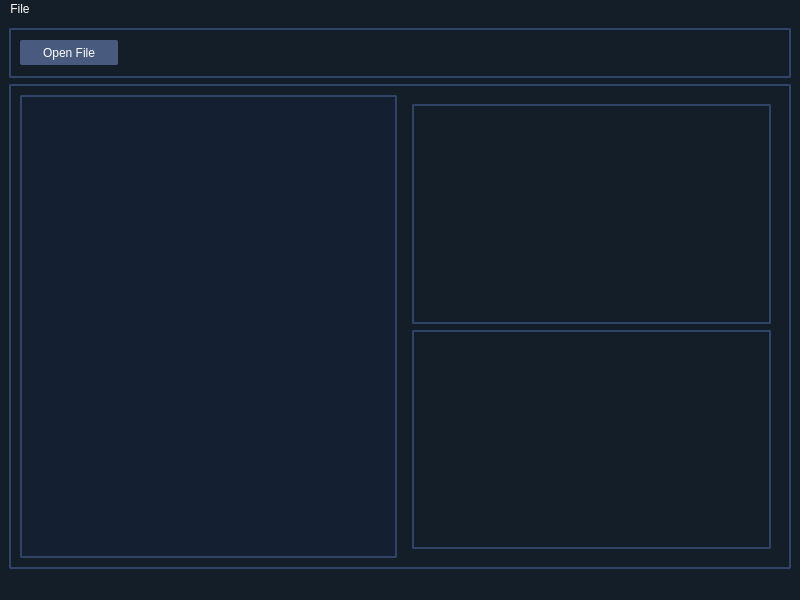
Above: YCLViewer/mainwindow.ui from nothanley/YukesCloth before the change. Below: the same form after it.
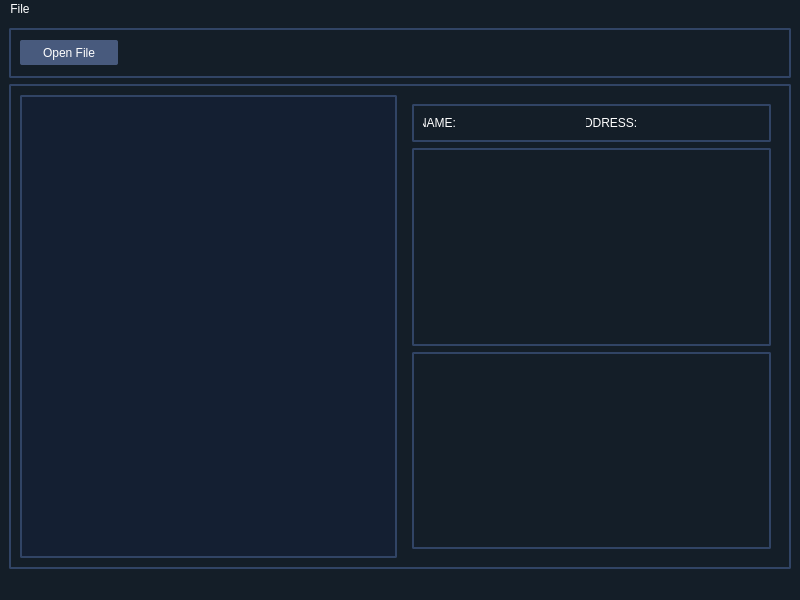
That is the form after the change.

```diff
--- a/YCLViewer/mainwindow.ui
+++ b/YCLViewer/mainwindow.ui
@@ -189,11 +189,72 @@
        <item>
         <widget class="QWidget" name="widget" native="true">
          <layout class="QVBoxLayout" name="verticalLayout_2">
+          <item>
+           <widget class="QFrame" name="frame_3">
+            <property name="styleSheet">
+             <string notr="true">QLineEdit{
+border-color: rgba(255, 255, 255, 0);
+border-radius: 0px;
+}</string>
+            </property>
+            <property name="frameShape">
+             <enum>QFrame::StyledPanel</enum>
+            </property>
+            <property name="frameShadow">
+             <enum>QFrame::Raised</enum>
+            </property>
+            <layout class="QHBoxLayout" name="horizontalLayout_3">
+             <item>
+              <widget class="QLineEdit" name="Name">
+               <property name="maximumSize">
+                <size>
+                 <width>36</width>
+                 <height>16777215</height>
+                </size>
+               </property>
+               <property name="text">
+                <string>NAME:</string>
+               </property>
+               <property name="frame">
+                <bool>false</bool>
+               </property>
+              </widget>
+             </item>
+             <item>
+              <widget class="QLineEdit" name="ItemName"/>
+             </item>
+             <item>
+              <widget class="QLineEdit" name="Address">
+               <property name="maximumSize">
+                <size>
+                 <width>54</width>
+                 <height>16777215</height>
+                </size>
+               </property>
+               <property name="text">
+                <string>ADDRESS:</string>
+               </property>
+               <property name="frame">
+                <bool>false</bool>
+               </property>
+              </widget>
+             </item>
+             <item>
+              <widget class="QLineEdit" name="ItemAddress">
+               <property name="styleSheet">
+                <string notr="true"/>
+               </property>
+              </widget>
+             </item>
+            </layout>
+           </widget>
+          </item>
           <item>
            <widget class="QTextEdit" name="textEdit">
             <property name="font">
              <font>
               <family>Times New Roman</family>
+              <weight>50</weight>
               <italic>false</italic>
               <bold>false</bold>
              </font>
@@ -206,13 +267,10 @@
             </property>
             <property name="html">
              <string>&lt;!DOCTYPE HTML PUBLIC &quot;-//W3C//DTD HTML 4.0//EN&quot; &quot;http://www.w3.org/TR/REC-html40/strict.dtd&quot;&gt;
-&lt;html&gt;&lt;head&gt;&lt;meta name=&quot;qrichtext&quot; content=&quot;1&quot; /&gt;&lt;meta charset=&quot;utf-8&quot; /&gt;&lt;style type=&quot;text/css&quot;&gt;
+&lt;html&gt;&lt;head&gt;&lt;meta name=&quot;qrichtext&quot; content=&quot;1&quot; /&gt;&lt;style type=&quot;text/css&quot;&gt;
 p, li { white-space: pre-wrap; }
-hr { height: 1px; border-width: 0; }
-li.unchecked::marker { content: &quot;\2610&quot;; }
-li.checked::marker { content: &quot;\2612&quot;; }
-&lt;/style&gt;&lt;/head&gt;&lt;body style=&quot; font-family:'Times New Roman'; font-size:9pt; font-weight:400; font-style:normal;&quot;&gt;
-&lt;p style=&quot;-qt-paragraph-type:empty; margin-top:0px; margin-bottom:0px; margin-left:0px; margin-right:0px; -qt-block-indent:0; text-indent:0px;&quot;&gt;&lt;br /&gt;&lt;/p&gt;&lt;/body&gt;&lt;/html&gt;</string>
+&lt;/style&gt;&lt;/head&gt;&lt;body style=&quot; font-family:'Times New Roman'; font-size:8.25pt; font-weight:400; font-style:normal;&quot;&gt;
+&lt;p style=&quot;-qt-paragraph-type:empty; margin-top:0px; margin-bottom:0px; margin-left:0px; margin-right:0px; -qt-block-indent:0; text-indent:0px; font-size:9pt;&quot;&gt;&lt;br /&gt;&lt;/p&gt;&lt;/body&gt;&lt;/html&gt;</string>
             </property>
            </widget>
           </item>
```
Left out of the diff: 2 changed lines with no effect on the pictures.
